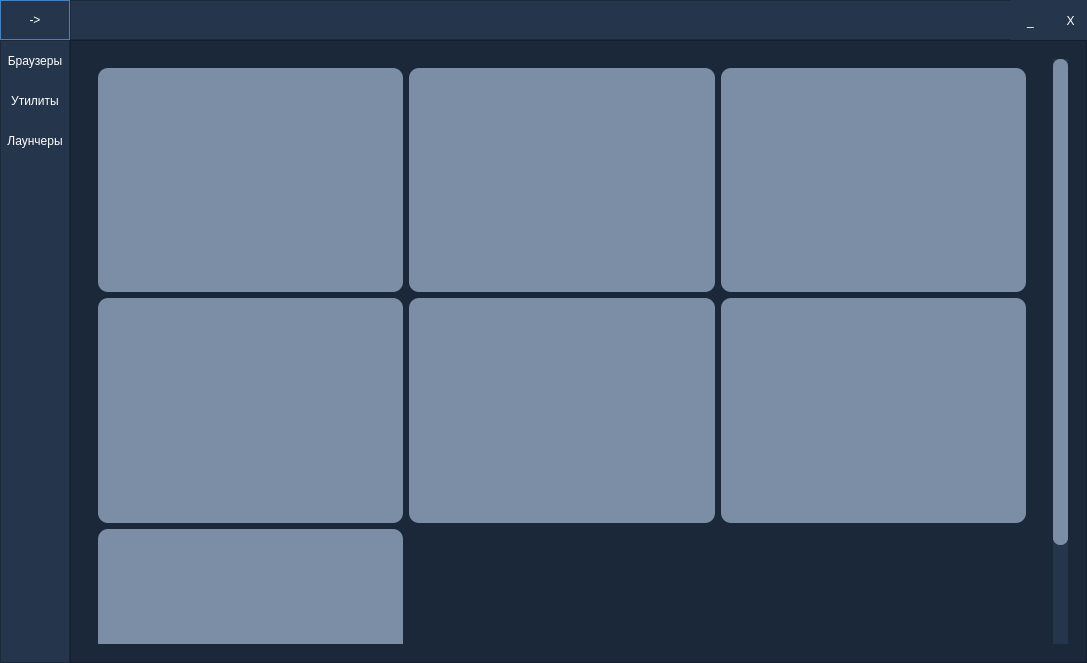
First picture: the form in front.ui, repository JenIK-s/install_first, before the edit.
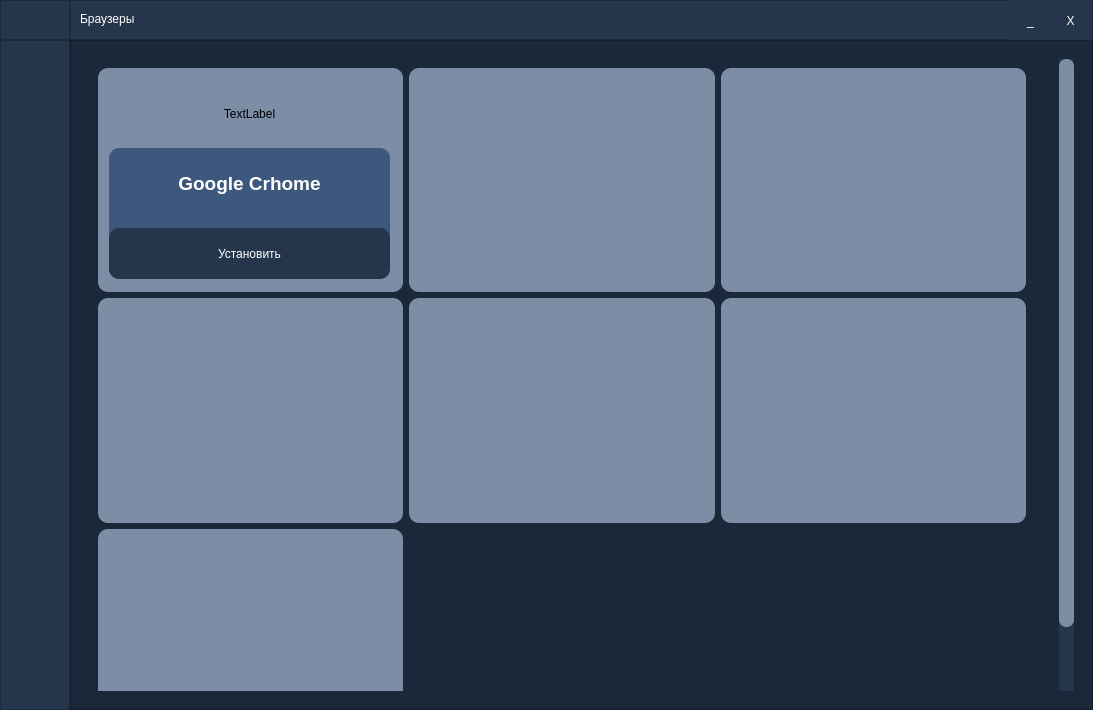
Second picture: the form after the edit.

Diff of the .ui file:
```diff
--- a/front.ui
+++ b/front.ui
@@ -6,8 +6,8 @@
    <rect>
     <x>0</x>
     <y>0</y>
-    <width>1087</width>
-    <height>663</height>
+    <width>1093</width>
+    <height>710</height>
    </rect>
   </property>
   <property name="minimumSize">
@@ -81,7 +81,7 @@
           </size>
          </property>
          <property name="styleSheet">
-          <string notr="true">background-color: rgb(85, 170, 255);</string>
+          <string notr="true">background-color: rgb(37, 53, 75);</string>
          </property>
          <property name="frameShape">
           <enum>QFrame::StyledPanel</enum>
@@ -113,6 +113,12 @@
               <verstretch>0</verstretch>
              </sizepolicy>
             </property>
+            <property name="font">
+             <font>
+              <family>Segoe UI</family>
+              <pointsize>14</pointsize>
+             </font>
+            </property>
             <property name="styleSheet">
              <string notr="true">QPushButton {
    color: rgb(255, 255, 255);;
@@ -127,7 +133,7 @@
 }</string>
             </property>
             <property name="text">
-             <string>-&gt;</string>
+             <string/>
             </property>
            </widget>
           </item>
@@ -157,6 +163,11 @@
             <height>41</height>
            </rect>
           </property>
+          <property name="font">
+           <font>
+            <family>Segoe UI</family>
+           </font>
+          </property>
           <property name="styleSheet">
            <string notr="true">QPushButton {
    color: rgb(255, 255, 255);;
@@ -200,6 +211,137 @@
            <string>_</string>
           </property>
          </widget>
+         <widget class="QLabel" name="label_5">
+          <property name="geometry">
+           <rect>
+            <x>10</x>
+            <y>3</y>
+            <width>161</width>
+            <height>31</height>
+           </rect>
+          </property>
+          <property name="palette">
+           <palette>
+            <active>
+             <colorrole role="WindowText">
+              <brush brushstyle="SolidPattern">
+               <color alpha="255">
+                <red>255</red>
+                <green>255</green>
+                <blue>255</blue>
+               </color>
+              </brush>
+             </colorrole>
+             <colorrole role="Button">
+              <brush brushstyle="SolidPattern">
+               <color alpha="255">
+                <red>37</red>
+                <green>53</green>
+                <blue>75</blue>
+               </color>
+              </brush>
+             </colorrole>
+             <colorrole role="Base">
+              <brush brushstyle="SolidPattern">
+               <color alpha="255">
+                <red>37</red>
+                <green>53</green>
+                <blue>75</blue>
+               </color>
+              </brush>
+             </colorrole>
+             <colorrole role="Window">
+              <brush brushstyle="SolidPattern">
+               <color alpha="255">
+                <red>37</red>
+                <green>53</green>
+                <blue>75</blue>
+               </color>
+              </brush>
+             </colorrole>
+            </active>
+            <inactive>
+             <colorrole role="WindowText">
+              <brush brushstyle="SolidPattern">
+               <color alpha="255">
+                <red>255</red>
+                <green>255</green>
+                <blue>255</blue>
+               </color>
+              </brush>
+             </colorrole>
+             <colorrole role="Button">
+              <brush brushstyle="SolidPattern">
+               <color alpha="255">
+                <red>37</red>
+                <green>53</green>
+                <blue>75</blue>
+               </color>
+              </brush>
+             </colorrole>
+             <colorrole role="Base">
+              <brush brushstyle="SolidPattern">
+               <color alpha="255">
+                <red>37</red>
+                <green>53</green>
+                <blue>75</blue>
+               </color>
+              </brush>
+             </colorrole>
+             <colorrole role="Window">
+              <brush brushstyle="SolidPattern">
+               <color alpha="255">
+                <red>37</red>
+                <green>53</green>
+                <blue>75</blue>
+               </color>
+              </brush>
+             </colorrole>
+            </inactive>
+            <disabled>
+             <colorrole role="WindowText">
+              <brush brushstyle="SolidPattern">
+               <color alpha="255">
+                <red>120</red>
+                <green>120</green>
+                <blue>120</blue>
+               </color>
+              </brush>
+             </colorrole>
+             <colorrole role="Button">
+              <brush brushstyle="SolidPattern">
+               <color alpha="255">
+                <red>37</red>
+                <green>53</green>
+                <blue>75</blue>
+               </color>
+              </brush>
+             </colorrole>
+             <colorrole role="Base">
+              <brush brushstyle="SolidPattern">
+               <color alpha="255">
+                <red>37</red>
+                <green>53</green>
+                <blue>75</blue>
+               </color>
+              </brush>
+             </colorrole>
+             <colorrole role="Window">
+              <brush brushstyle="SolidPattern">
+               <color alpha="255">
+                <red>37</red>
+                <green>53</green>
+                <blue>75</blue>
+               </color>
+              </brush>
+             </colorrole>
+            </disabled>
+           </palette>
+          </property>
+          <property name="text">
+           <string>Браузеры</string>
+          </property>
+         </widget>
          <zorder>pushButton_3</zorder>
          <zorder>pushButton</zorder>
         </widget>
@@ -299,6 +441,11 @@
                  <height>40</height>
                 </size>
                </property>
+               <property name="font">
+                <font>
+                 <family>Segoe UI</family>
+                </font>
+               </property>
                <property name="styleSheet">
                 <string notr="true">QPushButton {
    color: rgb(255, 255, 255);;
@@ -313,7 +460,7 @@
 }</string>
                </property>
                <property name="text">
-                <string>Браузеры</string>
+                <string/>
                </property>
               </widget>
              </item>
@@ -325,6 +472,11 @@
                  <height>40</height>
                 </size>
                </property>
+               <property name="font">
+                <font>
+                 <family>Segoe UI</family>
+                </font>
+               </property>
                <property name="styleSheet">
                 <string notr="true">QPushButton {
    color: rgb(255, 255, 255);;
@@ -339,7 +491,7 @@
 }</string>
                </property>
                <property name="text">
-                <string>Утилиты</string>
+                <string/>
                </property>
               </widget>
              </item>
@@ -351,6 +503,11 @@
                  <height>40</height>
                 </size>
                </property>
+               <property name="font">
+                <font>
+                 <family>Segoe UI</family>
+                </font>
+               </property>
                <property name="styleSheet">
                 <string notr="true">QPushButton {
    color: rgb(255, 255, 255);;
@@ -365,7 +522,7 @@
 }</string>
                </property>
                <property name="text">
-                <string>Лаунчеры</string>
+                <string/>
                </property>
               </widget>
              </item>
@@ -508,6 +665,18 @@
 height: 0px;
 }</string>
                 </property>
+                <property name="frameShape">
+                 <enum>QFrame::StyledPanel</enum>
+                </property>
+                <property name="frameShadow">
+                 <enum>QFrame::Sunken</enum>
+                </property>
+                <property name="horizontalScrollBarPolicy">
+                 <enum>Qt::ScrollBarAsNeeded</enum>
+                </property>
+                <property name="sizeAdjustPolicy">
+                 <enum>QAbstractScrollArea::AdjustIgnored</enum>
+                </property>
                 <property name="widgetResizable">
                  <bool>false</bool>
                 </property>
@@ -520,9 +689,37 @@
                    <height>703</height>
                   </rect>
                  </property>
-                 <layout class="QGridLayout" name="gridLayout_2">
-                  <item row="0" column="0">
-                   <widget class="QFrame" name="frame">
+                 <layout class="QGridLayout" name="gridLayout">
+                  <item row="1" column="2">
+                   <widget class="QFrame" name="frame_6">
+                    <property name="styleSheet">
+                     <string notr="true">background-color: #7c8ea5;
+border-radius: 10px;border-radius</string>
+                    </property>
+                    <property name="frameShape">
+                     <enum>QFrame::StyledPanel</enum>
+                    </property>
+                    <property name="frameShadow">
+                     <enum>QFrame::Raised</enum>
+                    </property>
+                   </widget>
+                  </item>
+                  <item row="1" column="1">
+                   <widget class="QFrame" name="frame_5">
+                    <property name="styleSheet">
+                     <string notr="true">background-color: #7c8ea5;
+border-radius: 10px;border-radius</string>
+                    </property>
+                    <property name="frameShape">
+                     <enum>QFrame::StyledPanel</enum>
+                    </property>
+                    <property name="frameShadow">
+                     <enum>QFrame::Raised</enum>
+                    </property>
+                   </widget>
+                  </item>
+                  <item row="2" column="0">
+                   <widget class="QFrame" name="frame_7">
                     <property name="styleSheet">
                      <string notr="true">background-color: #7c8ea5;
 border-radius: 10px;border-radius</string>
@@ -563,6 +760,371 @@
                     </property>
                    </widget>
                   </item>
+                  <item row="0" column="0">
+                   <widget class="QFrame" name="frame">
+                    <property name="styleSheet">
+                     <string notr="true">background-color: #7c8ea5;
+border-radius: 10px;border-radius</string>
+                    </property>
+                    <property name="frameShape">
+                     <enum>QFrame::StyledPanel</enum>
+                    </property>
+                    <property name="frameShadow">
+                     <enum>QFrame::Raised</enum>
+                    </property>
+                    <widget class="QLabel" name="label_2">
+                     <property name="geometry">
+                      <rect>
+                       <x>6</x>
+                       <y>0</y>
+                       <width>291</width>
+                       <height>91</height>
+                      </rect>
+                     </property>
+                     <property name="layoutDirection">
+                      <enum>Qt::LeftToRight</enum>
+                     </property>
+                     <property name="text">
+                      <string>TextLabel</string>
+                     </property>
+                     <property name="alignment">
+                      <set>Qt::AlignCenter</set>
+                     </property>
+                    </widget>
+                    <widget class="QLabel" name="label_3">
+                     <property name="geometry">
+                      <rect>
+                       <x>11</x>
+                       <y>90</y>
+                       <width>281</width>
+                       <height>91</height>
+                      </rect>
+                     </property>
+                     <property name="palette">
+                      <palette>
+                       <active>
+                        <colorrole role="WindowText">
+                         <brush brushstyle="SolidPattern">
+                          <color alpha="255">
+                           <red>255</red>
+                           <green>255</green>
+                           <blue>255</blue>
+                          </color>
+                         </brush>
+                        </colorrole>
+                        <colorrole role="Button">
+                         <brush brushstyle="SolidPattern">
+                          <color alpha="255">
+                           <red>62</red>
+                           <green>88</green>
+                           <blue>125</blue>
+                          </color>
+                         </brush>
+                        </colorrole>
+                        <colorrole role="Base">
+                         <brush brushstyle="SolidPattern">
+                          <color alpha="255">
+                           <red>62</red>
+                           <green>88</green>
+                           <blue>125</blue>
+                          </color>
+                         </brush>
+                        </colorrole>
+                        <colorrole role="Window">
+                         <brush brushstyle="SolidPattern">
+                          <color alpha="255">
+                           <red>62</red>
+                           <green>88</green>
+                           <blue>125</blue>
+                          </color>
+                         </brush>
+                        </colorrole>
+                       </active>
+                       <inactive>
+                        <colorrole role="WindowText">
+                         <brush brushstyle="SolidPattern">
+                          <color alpha="255">
+                           <red>255</red>
+                           <green>255</green>
+                           <blue>255</blue>
+                          </color>
+                         </brush>
+                        </colorrole>
+                        <colorrole role="Button">
+                         <brush brushstyle="SolidPattern">
+                          <color alpha="255">
+                           <red>62</red>
+                           <green>88</green>
+                           <blue>125</blue>
+                          </color>
+                         </brush>
+                        </colorrole>
+                        <colorrole role="Base">
+                         <brush brushstyle="SolidPattern">
+                          <color alpha="255">
+                           <red>62</red>
+                           <green>88</green>
+                           <blue>125</blue>
+                          </color>
+                         </brush>
+                        </colorrole>
+                        <colorrole role="Window">
+                         <brush brushstyle="SolidPattern">
+                          <color alpha="255">
+                           <red>62</red>
+                           <green>88</green>
+                           <blue>125</blue>
+                          </color>
+                         </brush>
+                        </colorrole>
+                       </inactive>
+                       <disabled>
+                        <colorrole role="WindowText">
+                         <brush brushstyle="SolidPattern">
+                          <color alpha="255">
+                           <red>120</red>
+                           <green>120</green>
+                           <blue>120</blue>
+                          </color>
+                         </brush>
+                        </colorrole>
+                        <colorrole role="Button">
+                         <brush brushstyle="SolidPattern">
+                          <color alpha="255">
+                           <red>62</red>
+                           <green>88</green>
+                           <blue>125</blue>
+                          </color>
+                         </brush>
+                        </colorrole>
+                        <colorrole role="Base">
+                         <brush brushstyle="SolidPattern">
+                          <color alpha="255">
+                           <red>62</red>
+                           <green>88</green>
+                           <blue>125</blue>
+                          </color>
+                         </brush>
+                        </colorrole>
+                        <colorrole role="Window">
+                         <brush brushstyle="SolidPattern">
+                          <color alpha="255">
+                           <red>62</red>
+                           <green>88</green>
+                           <blue>125</blue>
+                          </color>
+                         </brush>
+                        </colorrole>
+                       </disabled>
+                      </palette>
+                     </property>
+                     <property name="font">
+                      <font>
+                       <family>Segoe UI</family>
+                       <pointsize>14</pointsize>
+                       <weight>75</weight>
+                       <bold>true</bold>
+                      </font>
+                     </property>
+                     <property name="styleSheet">
+                      <string notr="true">background-color: rgb(62, 88, 125)</string>
+                     </property>
+                     <property name="text">
+                      <string/>
+                     </property>
+                     <property name="scaledContents">
+                      <bool>false</bool>
+                     </property>
+                     <property name="alignment">
+                      <set>Qt::AlignHCenter|Qt::AlignTop</set>
+                     </property>
+                     <property name="margin">
+                      <number>10</number>
+                     </property>
+                    </widget>
+                    <widget class="QPushButton" name="pushButton_2">
+                     <property name="geometry">
+                      <rect>
+                       <x>11</x>
+                       <y>160</y>
+                       <width>281</width>
+                       <height>51</height>
+                      </rect>
+                     </property>
+                     <property name="styleSheet">
+                      <string notr="true">QPushButton {
+   color: rgb(255, 255, 255);;
+   background-color: rgb(37, 53, 75);;
+   border: 0px solid;
+}
+QPushButton:hover {
+   background-color: rgb(48, 70, 98);
+}
+QPushButton:pressed {
+   background-color:rgb(79, 115, 161);
+}</string>
+                     </property>
+                     <property name="text">
+                      <string>Установить</string>
+                     </property>
+                    </widget>
+                    <widget class="QLabel" name="label_4">
+                     <property name="geometry">
+                      <rect>
+                       <x>11</x>
+                       <y>80</y>
+                       <width>281</width>
+                       <height>71</height>
+                      </rect>
+                     </property>
+                     <property name="palette">
+                      <palette>
+                       <active>
+                        <colorrole role="WindowText">
+                         <brush brushstyle="SolidPattern">
+                          <color alpha="255">
+                           <red>255</red>
+                           <green>255</green>
+                           <blue>255</blue>
+                          </color>
+                         </brush>
+                        </colorrole>
+                        <colorrole role="Button">
+                         <brush brushstyle="SolidPattern">
+                          <color alpha="255">
+                           <red>62</red>
+                           <green>88</green>
+                           <blue>125</blue>
+                          </color>
+                         </brush>
+                        </colorrole>
+                        <colorrole role="Base">
+                         <brush brushstyle="SolidPattern">
+                          <color alpha="255">
+                           <red>62</red>
+                           <green>88</green>
+                           <blue>125</blue>
+                          </color>
+                         </brush>
+                        </colorrole>
+                        <colorrole role="Window">
+                         <brush brushstyle="SolidPattern">
+                          <color alpha="255">
+                           <red>62</red>
+                           <green>88</green>
+                           <blue>125</blue>
+                          </color>
+                         </brush>
+                        </colorrole>
+                       </active>
+                       <inactive>
+                        <colorrole role="WindowText">
+                         <brush brushstyle="SolidPattern">
+                          <color alpha="255">
+                           <red>255</red>
+                           <green>255</green>
+                           <blue>255</blue>
+                          </color>
+                         </brush>
+                        </colorrole>
+                        <colorrole role="Button">
+                         <brush brushstyle="SolidPattern">
+                          <color alpha="255">
+                           <red>62</red>
+                           <green>88</green>
+                           <blue>125</blue>
+                          </color>
+                         </brush>
+                        </colorrole>
+                        <colorrole role="Base">
+                         <brush brushstyle="SolidPattern">
+                          <color alpha="255">
+                           <red>62</red>
+                           <green>88</green>
+                           <blue>125</blue>
+                          </color>
+                         </brush>
+                        </colorrole>
+                        <colorrole role="Window">
+                         <brush brushstyle="SolidPattern">
+                          <color alpha="255">
+                           <red>62</red>
+                           <green>88</green>
+                           <blue>125</blue>
+                          </color>
+                         </brush>
+                        </colorrole>
+                       </inactive>
+                       <disabled>
+                        <colorrole role="WindowText">
+                         <brush brushstyle="SolidPattern">
+                          <color alpha="255">
+                           <red>120</red>
+                           <green>120</green>
+                           <blue>120</blue>
+                          </color>
+                         </brush>
+                        </colorrole>
+                        <colorrole role="Button">
+                         <brush brushstyle="SolidPattern">
+                          <color alpha="255">
+                           <red>62</red>
+                           <green>88</green>
+                           <blue>125</blue>
+                          </color>
+                         </brush>
+                        </colorrole>
+                        <colorrole role="Base">
+                         <brush brushstyle="SolidPattern">
+                          <color alpha="255">
+                           <red>62</red>
+                           <green>88</green>
+                           <blue>125</blue>
+                          </color>
+                         </brush>
+                        </colorrole>
+                        <colorrole role="Window">
+                         <brush brushstyle="SolidPattern">
+                          <color alpha="255">
+                           <red>62</red>
+                           <green>88</green>
+                           <blue>125</blue>
+                          </color>
+                         </brush>
+                        </colorrole>
+                       </disabled>
+                      </palette>
+                     </property>
+                     <property name="font">
+                      <font>
+                       <family>Segoe UI</family>
+                       <pointsize>14</pointsize>
+                       <weight>75</weight>
+                       <bold>true</bold>
+                      </font>
+                     </property>
+                     <property name="styleSheet">
+                      <string notr="true">background-color: rgb(62, 88, 125)</string>
+                     </property>
+                     <property name="text">
+                      <string>Google Crhome</string>
+                     </property>
+                     <property name="scaledContents">
+                      <bool>false</bool>
+                     </property>
+                     <property name="alignment">
+                      <set>Qt::AlignCenter</set>
+                     </property>
+                     <property name="margin">
+                      <number>10</number>
+                     </property>
+                    </widget>
+                    <zorder>label_3</zorder>
+                    <zorder>label_2</zorder>
+                    <zorder>pushButton_2</zorder>
+                    <zorder>label_4</zorder>
+                   </widget>
+                  </item>
                   <item row="1" column="0">
                    <widget class="QFrame" name="frame_4">
                     <property name="styleSheet">
@@ -577,48 +1139,6 @@
                     </property>
                    </widget>
                   </item>
-                  <item row="1" column="1">
-                   <widget class="QFrame" name="frame_5">
-                    <property name="styleSheet">
-                     <string notr="true">background-color: #7c8ea5;
-border-radius: 10px;border-radius</string>
-                    </property>
-                    <property name="frameShape">
-                     <enum>QFrame::StyledPanel</enum>
-                    </property>
-                    <property name="frameShadow">
-                     <enum>QFrame::Raised</enum>
-                    </property>
-                   </widget>
-                  </item>
-                  <item row="1" column="2">
-                   <widget class="QFrame" name="frame_6">
-                    <property name="styleSheet">
-                     <string notr="true">background-color: #7c8ea5;
-border-radius: 10px;border-radius</string>
-                    </property>
-                    <property name="frameShape">
-                     <enum>QFrame::StyledPanel</enum>
-                    </property>
-                    <property name="frameShadow">
-                     <enum>QFrame::Raised</enum>
-                    </property>
-                   </widget>
-                  </item>
-                  <item row="2" column="0">
-                   <widget class="QFrame" name="frame_7">
-                    <property name="styleSheet">
-                     <string notr="true">background-color: #7c8ea5;
-border-radius: 10px;border-radius</string>
-                    </property>
-                    <property name="frameShape">
-                     <enum>QFrame::StyledPanel</enum>
-                    </property>
-                    <property name="frameShadow">
-                     <enum>QFrame::Raised</enum>
-                    </property>
-                   </widget>
-                  </item>
                  </layout>
                 </widget>
                </widget>
```
Left out of the diff: 10 changed lines with no effect on the pictures.
